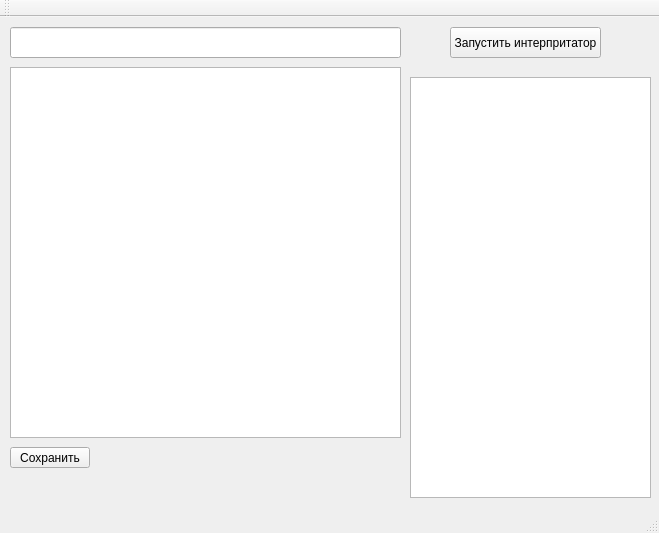
Old version of the form mainwindow.ui in the repository sergeystarkov/kr_InterpreterVM.
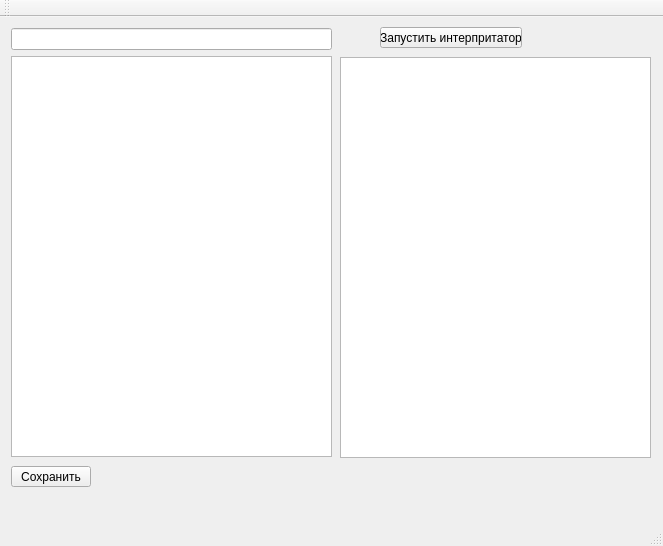
New version of the form.

What changed in the file:
```diff
--- a/mainwindow.ui
+++ b/mainwindow.ui
@@ -6,8 +6,8 @@
    <rect>
     <x>0</x>
     <y>0</y>
-    <width>659</width>
-    <height>533</height>
+    <width>663</width>
+    <height>546</height>
    </rect>
   </property>
   <property name="windowTitle">
@@ -17,10 +17,10 @@
    <widget class="QPushButton" name="startInterpereter">
     <property name="geometry">
      <rect>
-      <x>450</x>
+      <x>380</x>
       <y>10</y>
-      <width>151</width>
-      <height>31</height>
+      <width>142</width>
+      <height>21</height>
      </rect>
     </property>
     <property name="text">
@@ -30,38 +30,38 @@
    <widget class="QTextBrowser" name="debugLog">
     <property name="geometry">
      <rect>
-      <x>410</x>
-      <y>60</y>
-      <width>241</width>
-      <height>421</height>
+      <x>340</x>
+      <y>40</y>
+      <width>311</width>
+      <height>401</height>
      </rect>
     </property>
    </widget>
    <widget class="QTextEdit" name="programText">
     <property name="geometry">
      <rect>
-      <x>10</x>
-      <y>50</y>
-      <width>391</width>
-      <height>371</height>
+      <x>11</x>
+      <y>39</y>
+      <width>321</width>
+      <height>401</height>
      </rect>
     </property>
    </widget>
    <widget class="QLineEdit" name="pathToFile">
     <property name="geometry">
      <rect>
-      <x>10</x>
-      <y>10</y>
-      <width>391</width>
-      <height>31</height>
+      <x>11</x>
+      <y>11</y>
+      <width>321</width>
+      <height>22</height>
      </rect>
     </property>
    </widget>
    <widget class="QPushButton" name="save">
     <property name="geometry">
      <rect>
-      <x>10</x>
-      <y>430</y>
+      <x>11</x>
+      <y>449</y>
       <width>80</width>
       <height>21</height>
      </rect>
```
Left out of the diff: 2 changed lines with no effect on the pictures.
